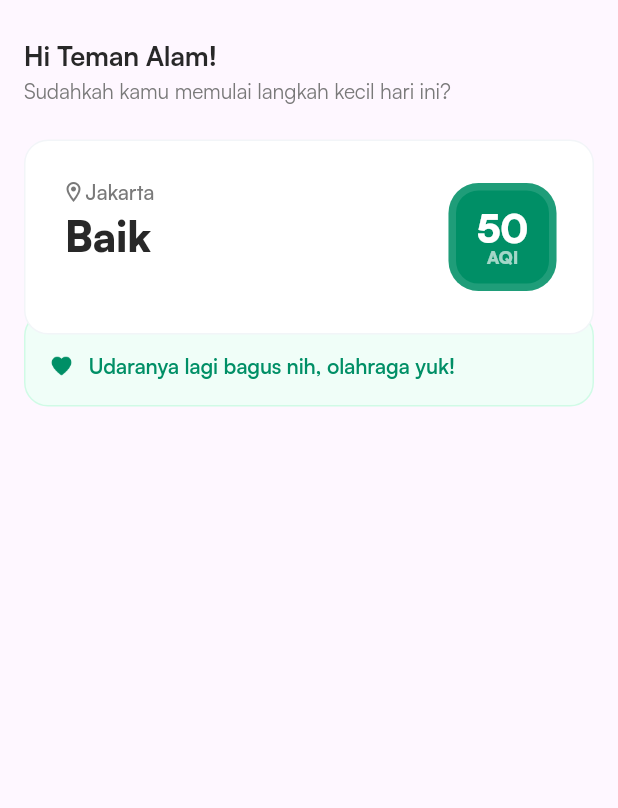
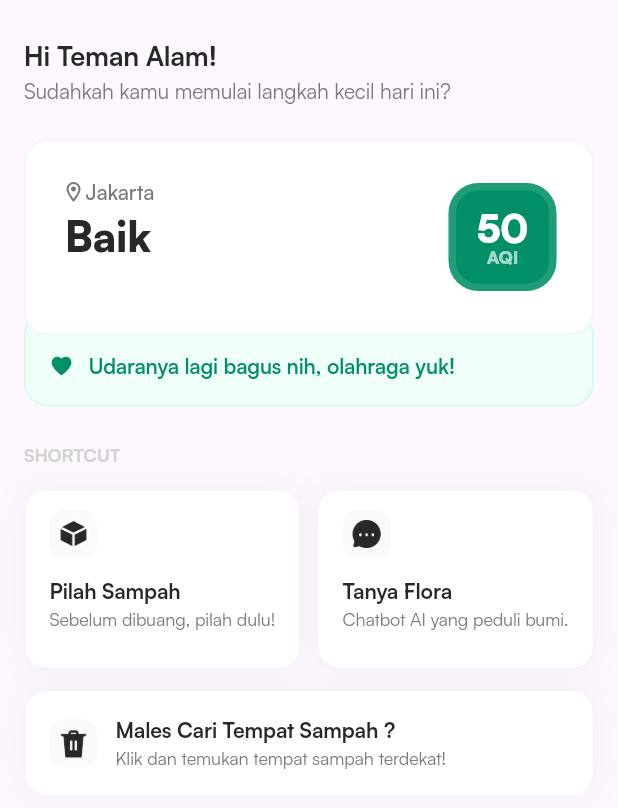
Before and after one commit to petelpop/Bloom, a Flutter app: the HomePage screen opened by its route, on a phone screen of 412 x 824 dp. Shown: the top 808 px of the screen. Run offline on Flutter 3.47's test engine with Material 3 defaults, Android fonts, the light colour scheme and no system bars; our stand-ins replace bloc, dio, flutter_bloc, go_router, logger, sizer.

Commit message:
create shortcut widget

```diff
--- a/lib/common/constants.dart
+++ b/lib/common/constants.dart
@@ -2,6 +2,9 @@ class Constants {
   static const String iconsPath = "assets/icons";
   static const String icTextBloomWhite = "$iconsPath/ic_text_bloom_white.png";
   static const String icHeart = "$iconsPath/ic_heart.png";
+  static const String icBox = "$iconsPath/ic_box.png";
+  static const String icChatDots = "$iconsPath/ic_chat_dots.png";
+  static const String icTrash = "$iconsPath/ic_trash.png";
 
   static const String imagePath = "assets/image";
   static const String bgSplashScreen = "$imagePath/bg_splash_screen.png";
--- /dev/null
+++ b/lib/feature/home/presentation/methods/shortcut_widget.dart
@@ -0,0 +1,72 @@
+import 'package:bloom/common/colors.dart';
+import 'package:bloom/common/constants.dart';
+import 'package:bloom/common/primary_text.dart';
+import 'package:flutter/material.dart';
+
+class ShortcutWidget extends StatelessWidget {
+  String icon;
+  String text;
+  String desc;
+
+  ShortcutWidget(
+      {super.key,
+      required this.icon,
+      required this.text,
+      required this.desc});
+
+  @override
+  Widget build(BuildContext context) {
+    return Container(
+      constraints: const BoxConstraints(
+          minHeight: 110, maxHeight: 120, minWidth: 180, maxWidth: 193),
+      decoration: BoxDecoration(
+          borderRadius: BorderRadius.circular(14),
+          color: whiteColor,
+          border: Border.all(
+            color: surface300,
+            width: 1,
+          ),
+          boxShadow: [
+            BoxShadow(
+              color: blackColor.withOpacity(0.04),
+              blurRadius: 20,
+            )
+          ]),
+      child: Padding(
+        padding: EdgeInsets.only(top: 13, right: 16, left: 16, bottom: 16),
+        child: Column(
+          crossAxisAlignment: CrossAxisAlignment.start,
+          children: [
+            Container(
+              width: 32,
+              height: 32,
+              decoration: BoxDecoration(
+                  borderRadius: BorderRadius.circular(10), color: surface200),
+              child: Padding(
+                padding: const EdgeInsets.all(3.5),
+                child: Image.asset(icon),
+              ),
+            ),
+            SizedBox(height: 12),
+            PrimaryText(
+              text: text,
+              fontSize: 14,
+              fontWeight: 700,
+              letterSpacing: -0.1,
+              lineHeight: 1.4,
+              color: neutralDefault,
+            ),
+            PrimaryText(
+              text: desc,
+              fontSize: 12,
+              letterSpacing: -0.1,
+              lineHeight: 1.4,
+              color: neutralTertiary,
+              fontWeight: 400,
+            )
+          ],
+        ),
+      ),
+    );
+  }
+}
--- a/lib/feature/home/presentation/views/home_page.dart
+++ b/lib/feature/home/presentation/views/home_page.dart
@@ -2,6 +2,7 @@ import 'package:bloom/common/colors.dart';
 import 'package:bloom/common/constants.dart';
 import 'package:bloom/common/primary_text.dart';
 import 'package:bloom/feature/home/presentation/methods/aqi_widget.dart';
+import 'package:bloom/feature/home/presentation/methods/shortcut_widget.dart';
 import 'package:flutter/material.dart';
 
 class HomePage extends StatelessWidget {
@@ -24,8 +25,7 @@ class HomePage extends StatelessWidget {
                     letterSpacing: -0.2,
                     lineHeight: 1.4,
                     fontWeight: 700,
-                  fontSize: 18
-                  ),
+                    fontSize: 18),
                 SizedBox(height: 2),
                 PrimaryText(
                   text: "Sudahkah kamu memulai langkah kecil hari ini?",
@@ -33,9 +33,7 @@ class HomePage extends StatelessWidget {
                   lineHeight: 1.4,
                   letterSpacing: -0.1,
                 ),
-
                 SizedBox(height: 22),
-
                 Container(
                   height: 180,
                   child: Stack(
@@ -47,15 +45,12 @@ class HomePage extends StatelessWidget {
                           decoration: BoxDecoration(
                               color: Color(0xFFF0FEF8),
                               borderRadius: BorderRadius.circular(16),
-                              border: Border.all(
-                                color: primaryColor100,
-                                width: 1
-                              )
-                            ),
+                              border:
+                                  Border.all(color: primaryColor100, width: 1)),
                           child: Padding(
-                              padding: EdgeInsets.only(bottom: 16, left: 16, top: 25),
-                              child: Row(
-                                children: [
+                            padding:
+                                EdgeInsets.only(bottom: 16, left: 16, top: 25),
+                            child: Row(children: [
                               Image.asset(Constants.icHeart, width: 16),
                               SizedBox(width: 10),
                               PrimaryText(
@@ -70,7 +65,6 @@ class HomePage extends StatelessWidget {
                           ),
                         ),
                       ),
-
                       Container(
                         height: 130,
                         width: double.infinity,
@@ -91,8 +85,18 @@ class HomePage extends StatelessWidget {
                                 children: [
                                   Row(
                                     children: [
-                                        Icon(Icons.location_on_outlined, color: neutralTertiary, size: 16,),
-                                        PrimaryText(text: "Jakarta", letterSpacing: -0.1, lineHeight: 1.4, color: neutralTertiary, fontWeight: 500,)
+                                      Icon(
+                                        Icons.location_on_outlined,
+                                        color: neutralTertiary,
+                                        size: 16,
+                                      ),
+                                      PrimaryText(
+                                        text: "Jakarta",
+                                        letterSpacing: -0.1,
+                                        lineHeight: 1.4,
+                                        color: neutralTertiary,
+                                        fontWeight: 500,
+                                      )
                                     ],
                                   ),
                                   PrimaryText(
@@ -110,8 +114,90 @@ class HomePage extends StatelessWidget {
                           ),
                         ),
                       ),
+                    ],
+                  ),
+                ),
+                SizedBox(height: 22),
+                PrimaryText(
+                  text: "SHORTCUT",
+                  fontWeight: 700,
+                  fontSize: 12,
+                  color: neutralAccent2,
+                  letterSpacing: -0.1,
+                  lineHeight: 1.4,
+                ),
+                SizedBox(height: 14),
+                Row(
+                  mainAxisAlignment: MainAxisAlignment.spaceBetween,
+                  children: [
+                    ShortcutWidget(
+                        icon: Constants.icBox,
+                        text: "Pilah Sampah",
+                        desc: "Sebelum dibuang, pilah dulu!"),
+                    ShortcutWidget(
+                        icon: Constants.icChatDots,
+                        text: "Tanya Flora",
+                        desc: "Chatbot AI yang peduli bumi.")
+                  ],
+                ),
+                Container(
+                  margin: EdgeInsets.only(top: 14),
+                  constraints: BoxConstraints(
+                    minHeight: 69,
+                    maxHeight: 71
+                  ),
+                  width: double.infinity,
+                  decoration: BoxDecoration(
+                    borderRadius: BorderRadius.circular(14),
+                    color: whiteColor,
+                    border: Border.all(
+                      color: surface300,
+                      width: 1
+                    ),
+                    boxShadow: [
+                      BoxShadow(
+                        color: blackColor.withOpacity(0.04),
+                        blurRadius: 20
+                      ),
+                    ],
+                  ),
+                  child: Padding(
+                    padding: const EdgeInsets.all(16),
+                    child: Row(
+                      children: [
+                        Container(
+                          width: 32,
+                          height: 32,
+                          decoration: BoxDecoration(
+                              borderRadius: BorderRadius.circular(10),
+                              color: surface200),
+                          child: Padding(
+                            padding: const EdgeInsets.all(3.5),
+                            child: Image.asset(Constants.icTrash),
+                          ),
+                        ),
 
+                        SizedBox(width: 12),
+
+                        Column(
+                          crossAxisAlignment: CrossAxisAlignment.start,
+                          children: [
+                            PrimaryText(
+                              text: "Males Cari Tempat Sampah ?",
+                              fontWeight: 700,
+                              lineHeight: 1.4,
+                              letterSpacing: -0.1,
+                              color: neutralDefault,),
+                              PrimaryText(
+                                text: "Klik dan temukan tempat sampah terdekat!",
+                                fontSize: 12,
+                                letterSpacing: -0.1,
+                                lineHeight: 1.4,
+                                color: neutralTertiary,)
                           ],
+                        )
+                      ],
+                    ),
                   ),
                 )
               ],
```
Also changed, not shown: assets/icons/ic_box.png (added), assets/icons/ic_chat_dots.png (added), assets/icons/ic_trash.png (added). Lines whose indentation alone changed are shown as unchanged.
